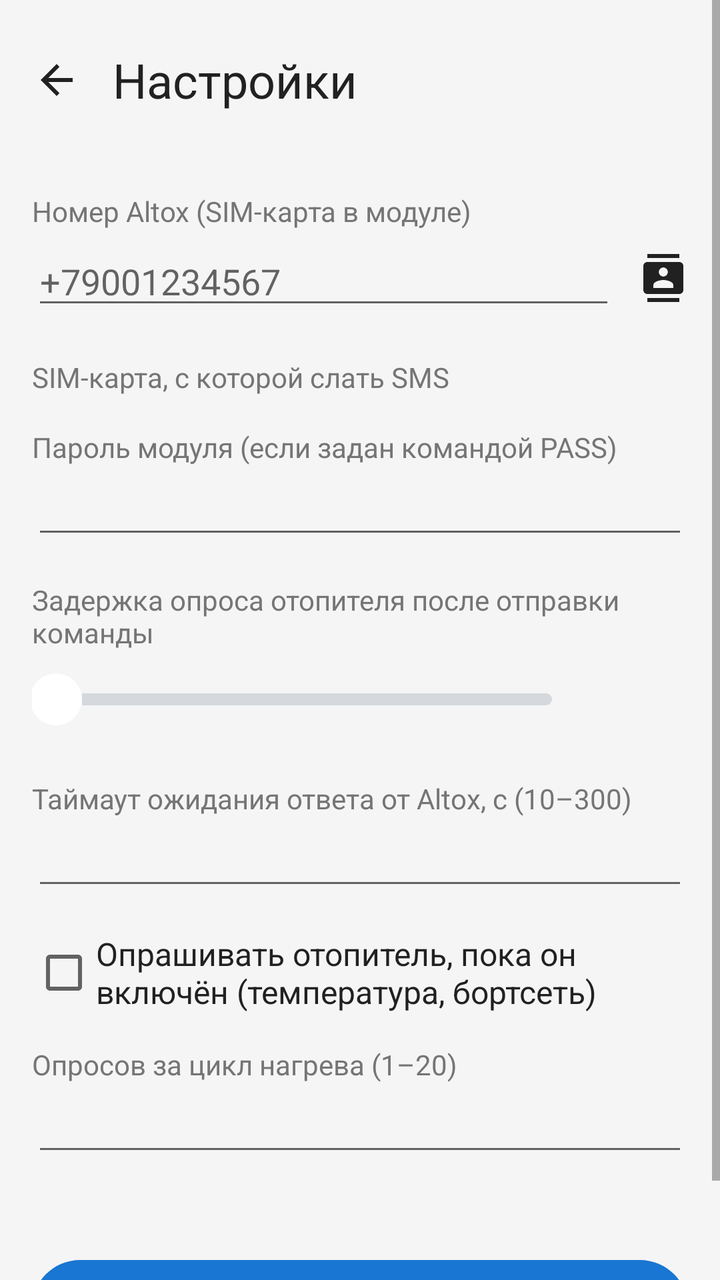
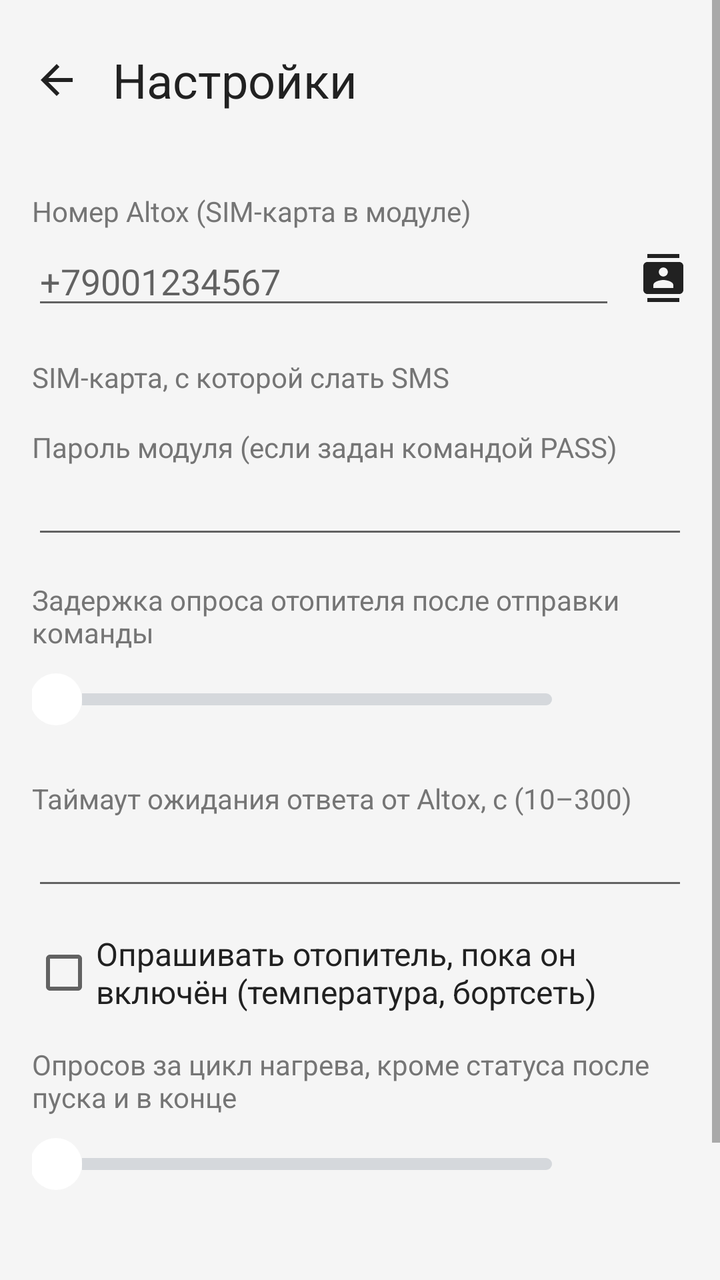

Two renders of the same Android screen: before a commit and after it. Below are the layout's source before the change and the commit's diff.
<!-- AndroidManifest.xml: application theme AppTheme -->
<!-- res/layout/activity_settings.xml -->
<?xml version="1.0" encoding="utf-8"?>
<ScrollView xmlns:android="http://schemas.android.com/apk/res/android"
    android:layout_width="match_parent"
    android:layout_height="match_parent"
    android:fitsSystemWindows="true">

    <LinearLayout
        android:layout_width="match_parent"
        android:layout_height="wrap_content"
        android:orientation="vertical"
        android:padding="16dp">

        <LinearLayout
            android:layout_width="match_parent"
            android:layout_height="wrap_content"
            android:layout_marginBottom="16dp"
            android:gravity="center_vertical"
            android:orientation="horizontal">

            
            <ImageButton
                android:id="@+id/back"
                android:layout_width="48dp"
                android:layout_height="48dp"
                android:layout_marginStart="-12dp"
                android:background="?android:attr/selectableItemBackgroundBorderless"
                android:contentDescription="@string/back"
                android:src="@drawable/ic_back" />

            <TextView
                android:layout_width="wrap_content"
                android:layout_height="wrap_content"
                android:layout_marginStart="4dp"
                android:text="@string/settings"
                android:textColor="@color/text"
                android:textSize="24sp" />
        </LinearLayout>

        <TextView style="@style/Label" android:text="@string/phone" />

        <LinearLayout
            android:layout_width="match_parent"
            android:layout_height="wrap_content"
            android:gravity="center_vertical"
            android:orientation="horizontal">

            <EditText
                android:id="@+id/phone"
                android:layout_width="0dp"
                android:layout_height="wrap_content"
                android:layout_weight="1"
                android:hint="+79001234567"
                android:inputType="phone" />

            
            <ImageButton
                android:id="@+id/pickContact"
                android:layout_width="48dp"
                android:layout_height="48dp"
                android:layout_marginEnd="-12dp"
                android:background="?android:attr/selectableItemBackgroundBorderless"
                android:contentDescription="@string/pick_contact"
                android:src="@drawable/ic_contacts" />
        </LinearLayout>

        <TextView style="@style/Label" android:text="@string/sim" />

        <RadioGroup
            android:id="@+id/sim"
            android:layout_width="match_parent"
            android:layout_height="wrap_content" />

        <TextView style="@style/Label" android:text="@string/password" />

        <EditText
            android:id="@+id/password"
            android:layout_width="match_parent"
            android:layout_height="wrap_content"
            android:inputType="text" />

        <TextView style="@style/Label" android:text="@string/poll_delay" />

        <LinearLayout
            android:layout_width="match_parent"
            android:layout_height="wrap_content"
            android:gravity="center_vertical"
            android:orientation="horizontal">

            <SeekBar
                android:id="@+id/pollDelay"
                android:layout_width="0dp"
                android:layout_height="48dp"
                android:layout_weight="1"
                android:paddingStart="12dp"
                android:paddingEnd="12dp"
                android:progressDrawable="@drawable/slider_track"
                android:thumb="@drawable/slider_thumb" />

            <TextView
                android:id="@+id/pollDelayLabel"
                android:layout_width="56dp"
                android:layout_height="wrap_content"
                android:gravity="end"
                android:textColor="@color/text"
                android:textSize="16sp" />
        </LinearLayout>

        <TextView style="@style/Label" android:text="@string/reply_timeout" />

        <EditText
            android:id="@+id/replyTimeout"
            android:layout_width="match_parent"
            android:layout_height="wrap_content"
            android:inputType="number"
            android:maxLength="3" />

        <CheckBox
            android:id="@+id/periodic"
            android:layout_width="match_parent"
            android:layout_height="wrap_content"
            android:layout_marginTop="16dp"
            android:text="@string/periodic"
            android:textColor="@color/text"
            android:textSize="16sp" />

        <TextView style="@style/Label" android:text="@string/periodic_count" />

        <EditText
            android:id="@+id/periodicCount"
            android:layout_width="match_parent"
            android:layout_height="wrap_content"
            android:inputType="number"
            android:maxLength="2" />

        <TextView
            android:id="@+id/periodicLabel"
            style="@style/Label"
            android:layout_marginTop="4dp" />

        <Button
            android:id="@+id/save"
            android:layout_width="match_parent"
            android:layout_height="48dp"
            android:layout_marginTop="24dp"
            android:background="@drawable/btn_primary"
            android:stateListAnimator="@null"
            android:text="@string/save"
            android:textAllCaps="false"
            android:textColor="#FFFFFF"
            android:textSize="16sp" />
    </LinearLayout>
</ScrollView>
<!-- resources referenced by this layout -->
<resources>
  <color name="text">#212121</color>
  <!-- drawable btn_primary (drawable) -->
  <?xml version="1.0" encoding="utf-8"?>
  <selector xmlns:android="http://schemas.android.com/apk/res/android">
      <item android:state_enabled="false">
          <shape><solid android:color="#B7CDE6" /><corners android:radius="24dp" /></shape>
      </item>
      <item android:state_pressed="true">
          <shape><solid android:color="#155FA8" /><corners android:radius="24dp" /></shape>
      </item>
      <item>
          <shape><solid android:color="@color/accent" /><corners android:radius="24dp" /></shape>
      </item>
  </selector>
  <!-- drawable ic_back (drawable) -->
  <?xml version="1.0" encoding="utf-8"?>
  <vector xmlns:android="http://schemas.android.com/apk/res/android"
      android:width="24dp"
      android:height="24dp"
      android:viewportWidth="24"
      android:viewportHeight="24"
      android:tint="@color/text">
      <path
          android:fillColor="#FFFFFF"
          android:pathData="M20,11H7.83l5.59,-5.59L12,4l-8,8 8,8 1.41,-1.41L7.83,13H20v-2z" />
  </vector>
  <!-- drawable ic_contacts (drawable) -->
  <?xml version="1.0" encoding="utf-8"?>
  <vector xmlns:android="http://schemas.android.com/apk/res/android"
      android:width="24dp"
      android:height="24dp"
      android:viewportWidth="24"
      android:viewportHeight="24"
      android:tint="@color/text">
      <path
          android:fillColor="#FFFFFF"
          android:pathData="M20,0H4v2h16V0zM4,24h16v-2H4v2zM20,4H4C2.9,4 2,4.9 2,6v12c0,1.1 0.9,2 2,2h16c1.1,0 2,-0.9 2,-2V6c0,-1.1 -0.9,-2 -2,-2zM12,6.75c1.24,0 2.25,1.01 2.25,2.25s-1.01,2.25 -2.25,2.25S9.75,10.24 9.75,9 10.76,6.75 12,6.75zM17,17H7v-1.5c0,-1.67 3.33,-2.5 5,-2.5s5,0.83 5,2.5V17z" />
  </vector>
  <!-- drawable slider_thumb (drawable) -->
  <?xml version="1.0" encoding="utf-8"?>
  <shape xmlns:android="http://schemas.android.com/apk/res/android" android:shape="oval">
      <solid android:color="#FFFFFF" />
      <size android:width="26dp" android:height="26dp" />
  </shape>
  <string name="back">Назад</string>
  <string name="password">Пароль модуля (если задан командой PASS)</string>
  <string name="periodic">Опрашивать отопитель, пока он включён (температура, бортсеть)</string>
  <string name="periodic_count">Опросов за цикл нагрева (1–20)</string>
  <string name="phone">Номер Altox (SIM-карта в модуле)</string>
  <string name="pick_contact">Выбрать из контактов</string>
  <string name="poll_delay">Задержка опроса отопителя после отправки команды</string>
  <string name="reply_timeout">Таймаут ожидания ответа от Altox, с (10–300)</string>
  <string name="save">Сохранить</string>
  <string name="settings">Настройки</string>
  <string name="sim">SIM-карта, с которой слать SMS</string>
  <style name="Label">
          <item name="android:layout_width">wrap_content</item>
          <item name="android:layout_height">wrap_content</item>
          <item name="android:layout_marginTop">16dp</item>
          <item name="android:textColor">@color/text_secondary</item>
          <item name="android:textSize">14sp</item>
      </style>
  <style name="AppTheme" parent="android:Theme.Material.Light.NoActionBar">
          <item name="android:colorPrimary">@color/accent</item>
          <item name="android:colorAccent">@color/accent</item>
          <item name="android:windowBackground">@color/background</item>
          <item name="android:statusBarColor">@color/background</item>
          <item name="android:navigationBarColor">@color/background</item>
          <item name="android:windowLightStatusBar">true</item>
      </style>
  <color name="accent">#1976D2</color>
  <color name="text_secondary">#757575</color>
  <color name="background">#F5F5F5</color>
  <!-- unchanged entries left out for length: 1 -->
</resources>

<!-- the commit's change to res/layout/activity_settings.xml (unified diff, before → after) -->
@@ -125,12 +125,30 @@
 
         <TextView style="@style/Label" android:text="@string/periodic_count" />
 
-        <EditText
-            android:id="@+id/periodicCount"
+        <LinearLayout
             android:layout_width="match_parent"
             android:layout_height="wrap_content"
-            android:inputType="number"
-            android:maxLength="2" />
+            android:gravity="center_vertical"
+            android:orientation="horizontal">
+
+            <SeekBar
+                android:id="@+id/periodicCount"
+                android:layout_width="0dp"
+                android:layout_height="48dp"
+                android:layout_weight="1"
+                android:paddingStart="12dp"
+                android:paddingEnd="12dp"
+                android:progressDrawable="@drawable/slider_track"
+                android:thumb="@drawable/slider_thumb" />
+
+            <TextView
+                android:id="@+id/periodicCountLabel"
+                android:layout_width="56dp"
+                android:layout_height="wrap_content"
+                android:gravity="end"
+                android:textColor="@color/text"
+                android:textSize="16sp" />
+        </LinearLayout>
 
         <TextView
             android:id="@+id/periodicLabel"
<!-- resource entries referenced after the edit -->
@@ -47,7 +47,7 @@
   <string name="back">Назад</string>
   <string name="password">Пароль модуля (если задан командой PASS)</string>
   <string name="periodic">Опрашивать отопитель, пока он включён (температура, бортсеть)</string>
-  <string name="periodic_count">Опросов за цикл нагрева (1–20)</string>
+  <string name="periodic_count">Опросов за цикл нагрева, кроме статуса после пуска и в конце</string>
   <string name="phone">Номер Altox (SIM-карта в модуле)</string>
   <string name="pick_contact">Выбрать из контактов</string>
   <string name="poll_delay">Задержка опроса отопителя после отправки команды</string>
